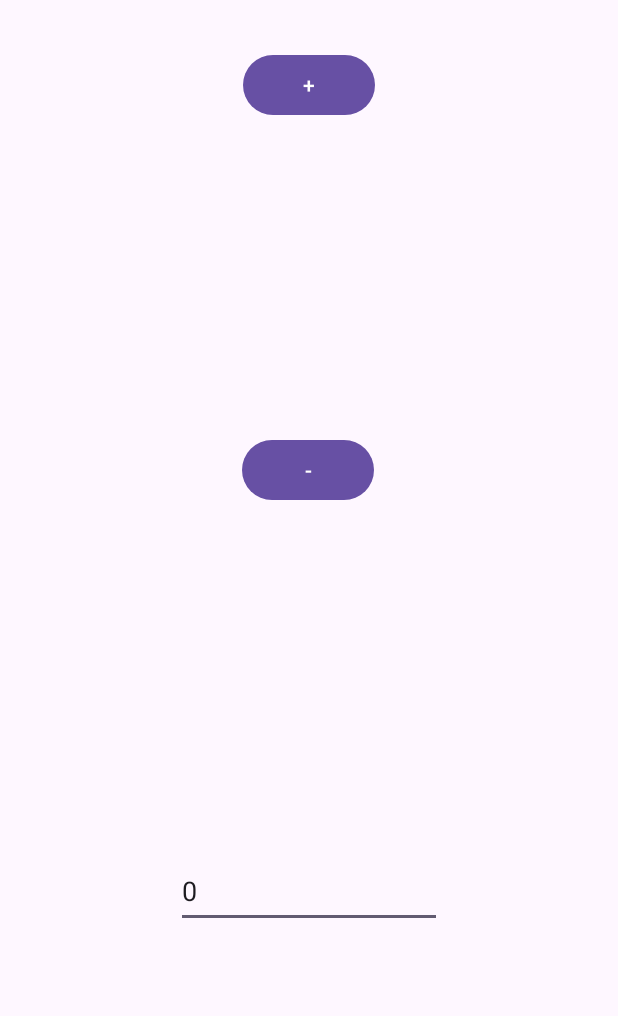
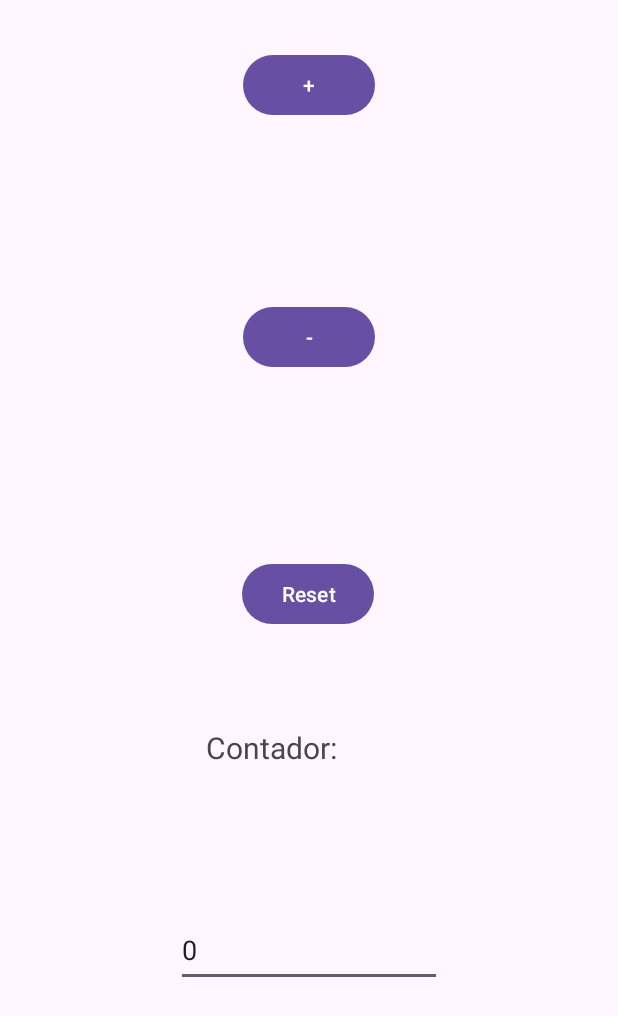
Before and after one commit to abdel1311fatah/App-3-AndroidStudio, an Android app: the screen it shows after launch (MainActivity), on a phone screen of 412 x 824 dp. Shown: the top 1016 px of the screen. Run offline under Robolectric (Android 15) with nearby library versions, the phone set to English and light mode, and no system bars.

Commit message:
Per a corregir

```diff
--- a/app/src/main/java/com/example/myapplication/MainActivity.java
+++ b/app/src/main/java/com/example/myapplication/MainActivity.java
@@ -1,3 +1,5 @@
+//Abel Ibarra
+
 package com.example.myapplication;
 
 import androidx.appcompat.app.AppCompatActivity;
@@ -8,9 +10,7 @@ import android.widget.EditText;
 import android.widget.TextView;
 
 public class MainActivity extends AppCompatActivity {
-
     private EditText n;
-
     @Override
     protected void onCreate(Bundle savedInstanceState) {
         super.onCreate(savedInstanceState);
@@ -51,4 +51,11 @@ public class MainActivity extends AppCompatActivity {
         }
     }
 
+    public void reset(View dibuix){
+
+        n.clearComposingText();
+        n.setText(0);
+
+    }
+
 }
--- a/app/src/main/res/layout/activity_main.xml
+++ b/app/src/main/res/layout/activity_main.xml
@@ -17,7 +17,7 @@
         app:layout_constraintEnd_toEndOf="parent"
         app:layout_constraintStart_toStartOf="parent"
         app:layout_constraintTop_toBottomOf="@+id/restar_btn"
-        app:layout_constraintVertical_bias="0.53" />
+        app:layout_constraintVertical_bias="0.685" />
 
     <Button
         android:id="@+id/sumar_btn"
@@ -39,9 +39,33 @@
         android:text="-"
         app:layout_constraintBottom_toBottomOf="parent"
         app:layout_constraintEnd_toEndOf="parent"
+        app:layout_constraintHorizontal_bias="0.501"
+        app:layout_constraintStart_toStartOf="parent"
+        app:layout_constraintTop_toBottomOf="@+id/sumar_btn"
+        app:layout_constraintVertical_bias="0.173" />
+
+    <Button
+        android:id="@+id/reset_btn"
+        android:layout_width="wrap_content"
+        android:layout_height="wrap_content"
+        android:onClick="reset"
+        android:text="Reset"
+        app:layout_constraintBottom_toBottomOf="parent"
+        app:layout_constraintEnd_toEndOf="parent"
         app:layout_constraintHorizontal_bias="0.498"
         app:layout_constraintStart_toStartOf="parent"
         app:layout_constraintTop_toBottomOf="@+id/sumar_btn"
-        app:layout_constraintVertical_bias="0.3" />
+        app:layout_constraintVertical_bias="0.419" />
+
+    <TextView
+        android:id="@+id/textView"
+        android:layout_width="138dp"
+        android:layout_height="60dp"
+        android:text="Contador:"
+        android:textSize="20sp"
+        app:layout_constraintBottom_toTopOf="@+id/n"
+        app:layout_constraintEnd_toEndOf="parent"
+        app:layout_constraintStart_toStartOf="parent"
+        app:layout_constraintTop_toBottomOf="@+id/reset_btn" />
 
 </androidx.constraintlayout.widget.ConstraintLayout>
```
